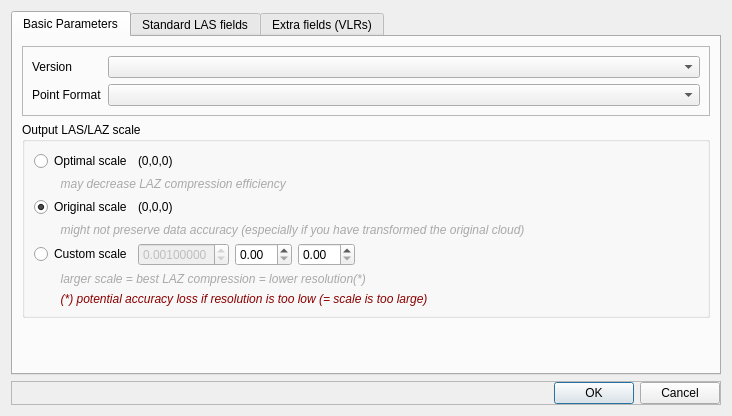
Above: plugins/core/IO/qLASIO/ui/lassavedialog.ui from CloudCompare/CloudCompare before the change. Below: the same form after it.
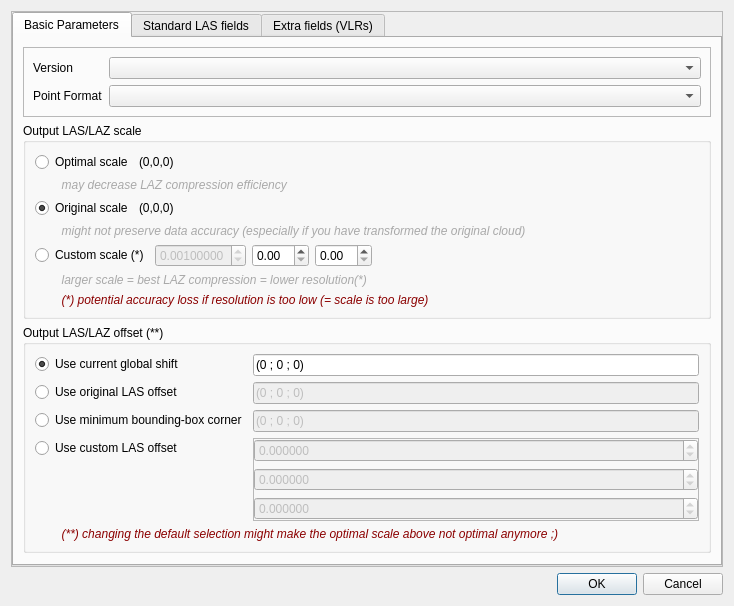
That is the form after the change.

Commit message: CC will now explicitly display and let the user choose the 'LAS offset'

The edit to the form file:
```diff
--- a/plugins/core/IO/qLASIO/ui/lassavedialog.ui
+++ b/plugins/core/IO/qLASIO/ui/lassavedialog.ui
@@ -6,8 +6,8 @@
    <rect>
     <x>0</x>
     <y>0</y>
-    <width>664</width>
-    <height>416</height>
+    <width>680</width>
+    <height>600</height>
    </rect>
   </property>
   <property name="windowTitle">
@@ -15,6 +15,27 @@
   </property>
   <layout class="QVBoxLayout" name="verticalLayout_4">
    <item>
+    <widget class="QFrame" name="buttonFrame">
+     <property name="frameShape">
+      <enum>QFrame::StyledPanel</enum>
+     </property>
+     <property name="frameShadow">
+      <enum>QFrame::Raised</enum>
+     </property>
+     <layout class="QHBoxLayout" name="horizontalLayout">
+      <property name="leftMargin">
+       <number>0</number>
+      </property>
+      <property name="topMargin">
+       <number>0</number>
+      </property>
+      <property name="rightMargin">
+       <number>0</number>
+      </property>
+      <property name="bottomMargin">
+       <number>0</number>
+      </property>
+      <item>
     <widget class="QTabWidget" name="tabWidget">
      <property name="currentIndex">
       <number>0</number>
@@ -168,7 +189,7 @@
             <item>
              <widget class="QRadioButton" name="customScaleRadioButton">
               <property name="text">
-               <string>Custom scale</string>
+                  <string>Custom scale (*)</string>
               </property>
              </widget>
             </item>
@@ -244,6 +265,163 @@
          </layout>
         </widget>
        </item>
+          <item>
+           <widget class="QGroupBox" name="groupBox">
+            <property name="title">
+             <string>Output LAS/LAZ offset (**)</string>
+            </property>
+            <layout class="QVBoxLayout" name="verticalLayout_8">
+             <item>
+              <layout class="QFormLayout" name="formLayout_2">
+               <item row="0" column="0">
+                <widget class="QRadioButton" name="useGlobalShiftRadioButton">
+                 <property name="text">
+                  <string>Use current global shift</string>
+                 </property>
+                 <property name="checked">
+                  <bool>true</bool>
+                 </property>
+                </widget>
+               </item>
+               <item row="0" column="1">
+                <widget class="QLineEdit" name="currentGlobalShiftLineEdit">
+                 <property name="text">
+                  <string>(0 ; 0 ; 0)</string>
+                 </property>
+                 <property name="readOnly">
+                  <bool>true</bool>
+                 </property>
+                </widget>
+               </item>
+               <item row="1" column="0">
+                <widget class="QRadioButton" name="useOriginLASOffsetRadioButton">
+                 <property name="text">
+                  <string>Use original LAS offset</string>
+                 </property>
+                </widget>
+               </item>
+               <item row="1" column="1">
+                <widget class="QLineEdit" name="originalLASOffsetLineEdit">
+                 <property name="enabled">
+                  <bool>false</bool>
+                 </property>
+                 <property name="text">
+                  <string>(0 ; 0 ; 0)</string>
+                 </property>
+                 <property name="readOnly">
+                  <bool>true</bool>
+                 </property>
+                </widget>
+               </item>
+               <item row="2" column="0">
+                <widget class="QRadioButton" name="useMinBBCornerOffsetRadioButton">
+                 <property name="text">
+                  <string>Use minimum bounding-box corner</string>
+                 </property>
+                </widget>
+               </item>
+               <item row="2" column="1">
+                <widget class="QLineEdit" name="minBBCornerLineEdit">
+                 <property name="enabled">
+                  <bool>false</bool>
+                 </property>
+                 <property name="text">
+                  <string>(0 ; 0 ; 0)</string>
+                 </property>
+                 <property name="readOnly">
+                  <bool>true</bool>
+                 </property>
+                </widget>
+               </item>
+               <item row="3" column="0">
+                <widget class="QRadioButton" name="useCustomLASOffsetRadioButton">
+                 <property name="text">
+                  <string>Use custom LAS offset</string>
+                 </property>
+                </widget>
+               </item>
+               <item row="3" column="1">
+                <widget class="QFrame" name="customLASOffsetFrame">
+                 <property name="enabled">
+                  <bool>false</bool>
+                 </property>
+                 <property name="frameShape">
+                  <enum>QFrame::StyledPanel</enum>
+                 </property>
+                 <property name="frameShadow">
+                  <enum>QFrame::Raised</enum>
+                 </property>
+                 <layout class="QVBoxLayout" name="verticalLayout">
+                  <property name="leftMargin">
+                   <number>0</number>
+                  </property>
+                  <property name="topMargin">
+                   <number>0</number>
+                  </property>
+                  <property name="rightMargin">
+                   <number>0</number>
+                  </property>
+                  <property name="bottomMargin">
+                   <number>0</number>
+                  </property>
+                  <item>
+                   <widget class="QDoubleSpinBox" name="xOffsetDoubleSpinBox">
+                    <property name="decimals">
+                     <number>6</number>
+                    </property>
+                    <property name="minimum">
+                     <double>-1000000000.000000000000000</double>
+                    </property>
+                    <property name="maximum">
+                     <double>1000000000.000000000000000</double>
+                    </property>
+                   </widget>
+                  </item>
+                  <item>
+                   <widget class="QDoubleSpinBox" name="yOffsetDoubleSpinBox">
+                    <property name="decimals">
+                     <number>6</number>
+                    </property>
+                    <property name="minimum">
+                     <double>-1000000000.000000000000000</double>
+                    </property>
+                    <property name="maximum">
+                     <double>1000000000.000000000000000</double>
+                    </property>
+                   </widget>
+                  </item>
+                  <item>
+                   <widget class="QDoubleSpinBox" name="zOffsetDoubleSpinBox">
+                    <property name="decimals">
+                     <number>6</number>
+                    </property>
+                    <property name="minimum">
+                     <double>-1000000000.000000000000000</double>
+                    </property>
+                    <property name="maximum">
+                     <double>1000000000.000000000000000</double>
+                    </property>
+                   </widget>
+                  </item>
+                 </layout>
+                </widget>
+               </item>
+              </layout>
+             </item>
+             <item>
+              <widget class="QLabel" name="warningLabel">
+               <property name="styleSheet">
+                <string notr="true">color:darkred;
+font: italic;</string>
+               </property>
+               <property name="text">
+                <string>        (**) changing the default selection might make the optimal scale above not optimal anymore ;)</string>
+               </property>
+              </widget>
+             </item>
+            </layout>
+           </widget>
+          </item>
        <item>
         <spacer name="verticalSpacer">
          <property name="orientation">
@@ -251,8 +429,8 @@
          </property>
          <property name="sizeHint" stdset="0">
           <size>
-           <width>20</width>
-           <height>40</height>
+              <width>633</width>
+              <height>114</height>
           </size>
          </property>
         </spacer>
@@ -409,39 +587,8 @@
      </widget>
     </widget>
    </item>
-   <item>
-    <widget class="QFrame" name="buttonFrame">
-     <property name="frameShape">
-      <enum>QFrame::StyledPanel</enum>
-     </property>
-     <property name="frameShadow">
-      <enum>QFrame::Raised</enum>
-     </property>
-     <layout class="QHBoxLayout" name="horizontalLayout">
-      <property name="leftMargin">
-       <number>0</number>
-      </property>
-      <property name="topMargin">
-       <number>0</number>
-      </property>
-      <property name="rightMargin">
-       <number>0</number>
-      </property>
-      <property name="bottomMargin">
-       <number>0</number>
-      </property>
-      <item>
-       <spacer name="horizontalSpacer">
-        <property name="orientation">
-         <enum>Qt::Horizontal</enum>
-        </property>
-        <property name="sizeHint" stdset="0">
-         <size>
-          <width>315</width>
-          <height>20</height>
-         </size>
-        </property>
-       </spacer>
+     </layout>
+    </widget>
       </item>
       <item>
        <widget class="QDialogButtonBox" name="buttonBox">
@@ -455,9 +602,6 @@
       </item>
      </layout>
     </widget>
-   </item>
-  </layout>
- </widget>
  <resources/>
  <connections>
   <connection>
```
Left out of the diff: 68 changed lines with no effect on the pictures. Lines whose indentation alone changed are shown as unchanged. The commit also changes 6 other files.
